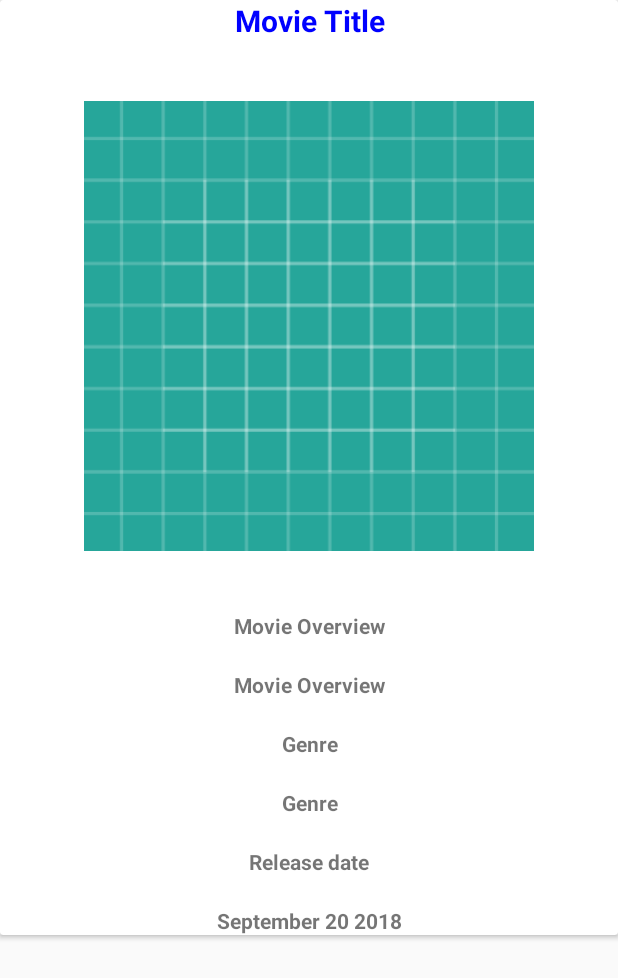
After one commit to bib22jason/Codingchallenge, an Android app: the layout activity_movie_info_activity.xml on its own in the app's theme, with its tools: preview values and no code run, on a phone screen of 412 x 824 dp. The commit adds this screen. Shown: the top 978 px of the screen. Run offline under Robolectric (Android 15) with nearby library versions, the phone set to English and light mode, and no system bars.

Commit message:
Added  requested changes, moved string to string values file, creaded dim file and replaced them in all layouts. Added update list on scroll

```diff
--- a/app/src/main/java/com/madness/codingchallange/movie_info_view/activities/ShowMovieInfoActivity.java
+++ b/app/src/main/java/com/madness/codingchallange/movie_info_view/activities/ShowMovieInfoActivity.java
@@ -3,6 +3,7 @@ package com.madness.codingchallange.movie_info_view.activities;
 import android.support.v7.app.AppCompatActivity;
 import android.os.Bundle;
 import android.widget.ImageView;
+import android.widget.RelativeLayout;
 import android.widget.TextView;
 
 import com.madness.codingchallange.R;
@@ -26,6 +27,7 @@ public class ShowMovieInfoActivity extends AppCompatActivity implements ShowMovi
     private ArrayList<GenrePojo> genreList = new ArrayList<>();
     private TextView movieTitle, genre, releaseDate, overview;
     private ImageView poster;
+    private RelativeLayout relativeLayout;
 
     @Override
     protected void onCreate(Bundle savedInstanceState) {
@@ -37,6 +39,7 @@ public class ShowMovieInfoActivity extends AppCompatActivity implements ShowMovi
         releaseDate = findViewById(R.id.release_date);
         overview = findViewById(R.id.movie_overview);
         poster = findViewById(R.id.movie_poster);
+        relativeLayout = findViewById(R.id.relative_background);
 
         if(getIntent() != null){
             movieData = (UpComingMoviesPojo) getIntent().getSerializableExtra("movieList");
--- a/app/src/main/java/com/madness/codingchallange/upcoming_movies_view/activities/main_user_view/MainActivity.java
+++ b/app/src/main/java/com/madness/codingchallange/upcoming_movies_view/activities/main_user_view/MainActivity.java
@@ -45,6 +45,6 @@ public class MainActivity extends AppCompatActivity implements MainActivityContr
     @Override
     public void loadFragment(Fragment fragment) {
         FragmentManager manager = getSupportFragmentManager();
-        manager.beginTransaction().replace(R.id.fragment_container, fragment).addToBackStack("tag").commit();
+        manager.beginTransaction().replace(R.id.fragment_container, fragment).commit();
     }
 }
--- a/app/src/main/res/layout/activity_main.xml
+++ b/app/src/main/res/layout/activity_main.xml
@@ -1,7 +1,6 @@
 <?xml version="1.0" encoding="utf-8"?>
 <LinearLayout xmlns:android="http://schemas.android.com/apk/res/android"
     android:id="@+id/linear_container"
-    xmlns:app="http://schemas.android.com/apk/res-auto"
     xmlns:tools="http://schemas.android.com/tools"
     android:layout_width="match_parent"
     android:layout_height="match_parent"
--- /dev/null
+++ b/app/src/main/res/layout/activity_movie_info_activity.xml
@@ -0,0 +1,101 @@
+<?xml version="1.0" encoding="utf-8"?>
+<LinearLayout xmlns:android="http://schemas.android.com/apk/res/android"
+    xmlns:tools="http://schemas.android.com/tools"
+    android:layout_width="match_parent"
+    android:layout_height="match_parent">
+
+    <android.support.v7.widget.CardView
+        android:id="@+id/backpath_image"
+        android:layout_width="match_parent"
+        android:layout_height="wrap_content">
+
+        <RelativeLayout
+            android:layout_width="match_parent"
+            android:layout_height="wrap_content">
+
+            <TextView
+                android:id="@+id/movie_title"
+                android:layout_width="match_parent"
+                android:layout_height="wrap_content"
+                android:textAlignment="center"
+                android:textColor="@color/titleColor"
+                android:textSize="20sp"
+                android:textStyle="bold"
+                tools:text="Movie Title" />
+
+            <ImageView
+                android:id="@+id/movie_poster"
+                android:layout_width="300dp"
+                android:layout_height="300dp"
+                android:layout_below="@id/movie_title"
+                android:layout_centerHorizontal="true"
+                android:layout_marginTop="40dp"
+                android:contentDescription="@string/movie_poster_string"
+                tools:src="@drawable/ic_launcher_background" />
+
+            <TextView
+                android:id="@+id/overview_text"
+                android:layout_width="match_parent"
+                android:layout_height="wrap_content"
+                android:layout_below="@id/movie_poster"
+                android:layout_marginTop="40dp"
+                android:textAlignment="center"
+                android:textStyle="bold"
+                tools:text="Movie Overview" />
+
+            <TextView
+                android:id="@+id/movie_overview"
+                android:layout_width="match_parent"
+                android:layout_height="wrap_content"
+                android:layout_below="@id/overview_text"
+                android:layout_marginTop="20dp"
+                android:textAlignment="center"
+                android:textStyle="bold"
+                tools:text="Movie Overview" />
+
+
+            <TextView
+                android:id="@+id/genre_text"
+                android:layout_width="match_parent"
+                android:layout_height="wrap_content"
+                android:layout_below="@id/movie_overview"
+                android:layout_marginTop="20dp"
+                android:textAlignment="center"
+                android:textStyle="bold"
+                tools:text="Genre" />
+
+            <TextView
+                android:id="@+id/genre"
+                android:layout_width="match_parent"
+                android:layout_height="wrap_content"
+                android:layout_below="@id/genre_text"
+                android:layout_marginTop="20dp"
+                android:textAlignment="center"
+                android:textStyle="bold"
+                tools:text="Genre" />
+
+            <TextView
+                android:id="@+id/release_text"
+                android:layout_width="match_parent"
+                android:layout_height="wrap_content"
+                android:layout_below="@id/genre"
+                android:layout_marginTop="20dp"
+                android:textAlignment="center"
+                android:textStyle="bold"
+                tools:text="Release date" />
+
+            <TextView
+                android:id="@+id/release_date"
+                android:layout_width="match_parent"
+                android:layout_height="wrap_content"
+                android:layout_below="@id/release_text"
+                android:layout_marginTop="20dp"
+                android:textAlignment="center"
+                android:textStyle="bold"
+                tools:text="September 20 2018" />
+
+        </RelativeLayout>
+
+    </android.support.v7.widget.CardView>
+
+</LinearLayout>
--- a/app/src/main/res/layout/activity_show_movie_infoactivity.xml
+++ b/app/src/main/res/layout/activity_show_movie_infoactivity.xml
@@ -5,6 +5,7 @@
     android:layout_height="match_parent">
 
     <RelativeLayout
+        android:id="@+id/relative_background"
         android:layout_width="match_parent"
         android:layout_height="wrap_content"
         android:padding="10dp"
--- a/app/src/main/res/layout/upcoming_movies_card_holder.xml
+++ b/app/src/main/res/layout/upcoming_movies_card_holder.xml
@@ -9,7 +9,7 @@
     <android.support.v7.widget.CardView
         android:id="@+id/cardview"
         android:layout_width="match_parent"
-        android:layout_height="450dp"
+        android:layout_height="250dp"
         app:cardElevation="10dp"
         app:cardPreventCornerOverlap="true"
         android:padding="5dp">
```
Also changed, not shown: app/src/main/java/com/madness/codingchallange/upcoming_movies_view/fragments/UpcomingMoviesContracts.java (+8 -9 lines), app/src/main/java/com/madness/codingchallange/upcoming_movies_view/fragments/UpcomingMoviesFragment.java (+64 -73 lines), app/src/main/java/com/madness/codingchallange/upcoming_movies_view/fragments/UpcomingMoviesPresenter.java (+15 -24 lines), app/src/main/java/com/madness/codingchallange/upcoming_movies_view/fragments/UpcomingMoviesRecyclerAdapter.java (+25 -17 lines), app/src/main/res/layout/fragment_upcoming_movies.xml (+6 -39 lines), app/src/main/res/layout/upcoming_movies_info_holder.xml (+29 -54 lines), app/src/main/res/values/dimens.xml (+6 -2 lines), app/src/main/res/values/strings.xml (+8 -0 lines), 1 other file.
